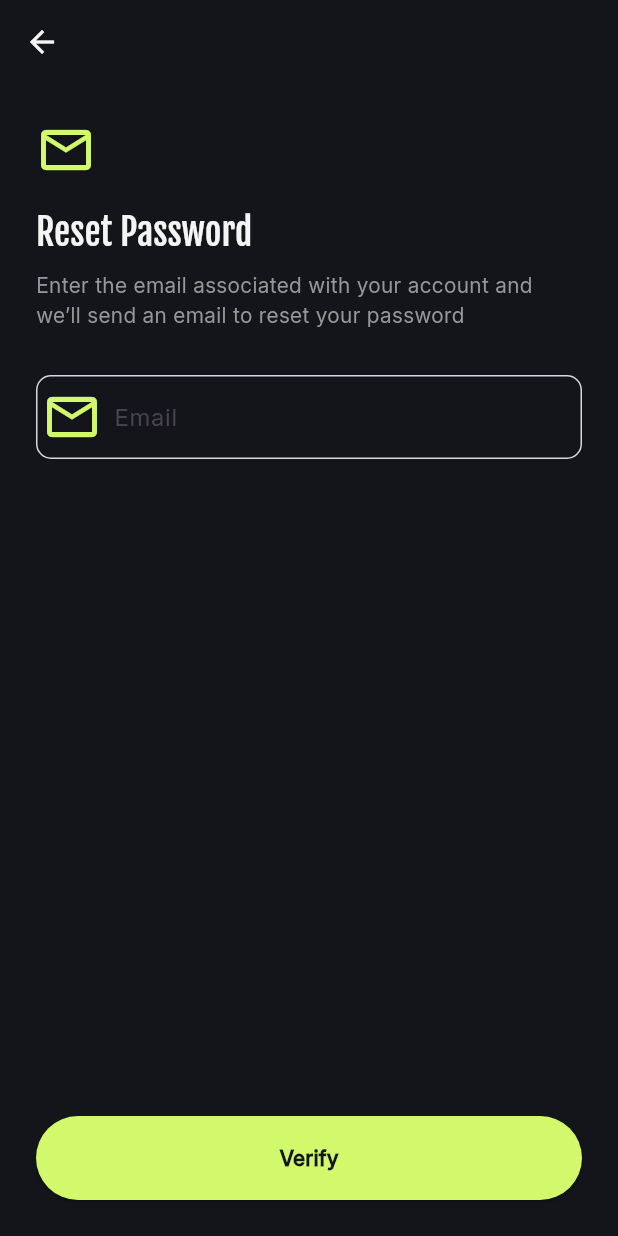
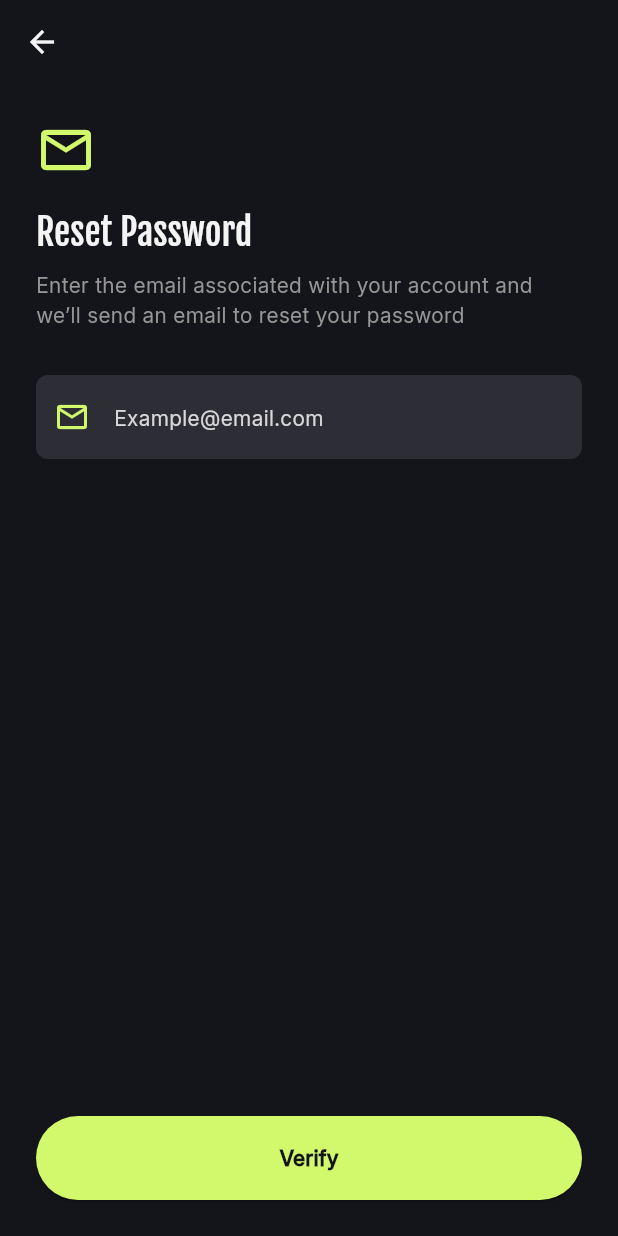
Before and after one commit to Aymanaomari/filtrek-flutter-app, a Flutter app: the screen it shows after launch, on a phone screen of 412 x 824 dp. Run offline on Flutter 3.47's test engine with Material 3 defaults, Android fonts, the phone set to English and light mode, and no system bars; our stand-ins replace dartz, flutter_riverpod, go_router.

Commit message:
change TextField by AppTextField in EnterEmailScreen

```diff
--- a/lib/features/fltrik/presentation/screens/reset_password/enter_email_screen.dart
+++ b/lib/features/fltrik/presentation/screens/reset_password/enter_email_screen.dart
@@ -1,6 +1,7 @@
 import 'package:filtrek_app/features/fltrik/core/constant/colors_assets.dart';
 import 'package:filtrek_app/features/fltrik/core/theme/app_typography.dart';
 import 'package:filtrek_app/features/fltrik/presentation/widgets/app_widgets/app_button.dart';
+import 'package:filtrek_app/features/fltrik/presentation/widgets/app_widgets/app_text_field.dart';
 import 'package:flutter/material.dart';
 import 'package:go_router/go_router.dart';
 
@@ -62,29 +63,11 @@ class _EnterEmailScreenState extends State<EnterEmailScreen> {
                         .copyWith(color: ColorsAssets.textMedium),
                   ),
                   const SizedBox(height: 30),
-                  TextField(
+                  AppTextField(
                     controller: emailController,
-                    style: TextStyle(color: ColorsAssets.textLight),
+                    icon: Icons.email_outlined,
                     keyboardType: TextInputType.emailAddress,
-                    decoration: InputDecoration(
-                      prefixIcon: Icon(Icons.email_outlined,
-                          color: ColorsAssets.primaryColor, size: 40),
-                      labelText: "Email",
-                      hintText: "Example@email.com",
-                      hintStyle:
-                          TextStyle(color: ColorsAssets.textLightMedium),
-                      errorText: errorText,
-                      enabledBorder: OutlineInputBorder(
-                        borderSide:
-                            BorderSide(color: ColorsAssets.textLightMedium),
-                        borderRadius: BorderRadius.circular(10.0),
-                      ),
-                      focusedBorder: OutlineInputBorder(
-                        borderSide:
-                            BorderSide(color: ColorsAssets.primaryColor),
-                        borderRadius: BorderRadius.circular(10.0),
-                      ),
-                    ),
+                    hintText: "Example@email.com",
                   ),
                 ],
               ),
```
